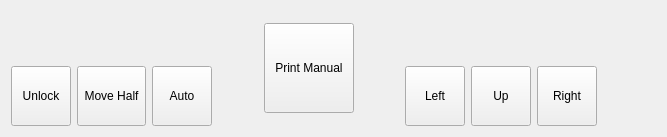
Before: the Qt Designer form indexerwidget.ui in mishkoLitvin/L_Aries-progect, drawn with Qt 5.
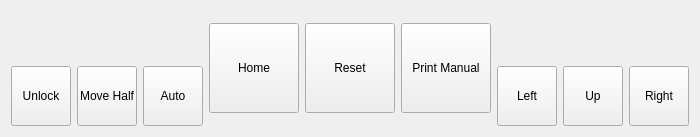
After: the same form once the commit is applied. Icons and pictures are not drawn.

Commit message: Home and reset buttons and functions added.

Patch:
```diff
--- a/indexerwidget.ui
+++ b/indexerwidget.ui
@@ -140,6 +140,64 @@
        </property>
       </spacer>
      </item>
+     <item>
+      <widget class="QToolButton" name="pButtonHome">
+       <property name="minimumSize">
+        <size>
+         <width>90</width>
+         <height>90</height>
+        </size>
+       </property>
+       <property name="text">
+        <string>Home</string>
+       </property>
+       <property name="icon">
+        <iconset>
+         <normaloff>:/new/icons/icons/playP.png</normaloff>:/new/icons/icons/playP.png</iconset>
+       </property>
+       <property name="iconSize">
+        <size>
+         <width>60</width>
+         <height>60</height>
+        </size>
+       </property>
+       <property name="checkable">
+        <bool>false</bool>
+       </property>
+       <property name="toolButtonStyle">
+        <enum>Qt::ToolButtonTextUnderIcon</enum>
+       </property>
+      </widget>
+     </item>
+     <item>
+      <widget class="QToolButton" name="pButtonReset">
+       <property name="minimumSize">
+        <size>
+         <width>90</width>
+         <height>90</height>
+        </size>
+       </property>
+       <property name="text">
+        <string>Reset</string>
+       </property>
+       <property name="icon">
+        <iconset>
+         <normaloff>:/new/icons/icons/playP.png</normaloff>:/new/icons/icons/playP.png</iconset>
+       </property>
+       <property name="iconSize">
+        <size>
+         <width>60</width>
+         <height>60</height>
+        </size>
+       </property>
+       <property name="checkable">
+        <bool>false</bool>
+       </property>
+       <property name="toolButtonStyle">
+        <enum>Qt::ToolButtonTextUnderIcon</enum>
+       </property>
+      </widget>
+     </item>
      <item>
       <widget class="QToolButton" name="pButtonPrint">
        <property name="minimumSize">
```
The commit also changes 6 other files.
